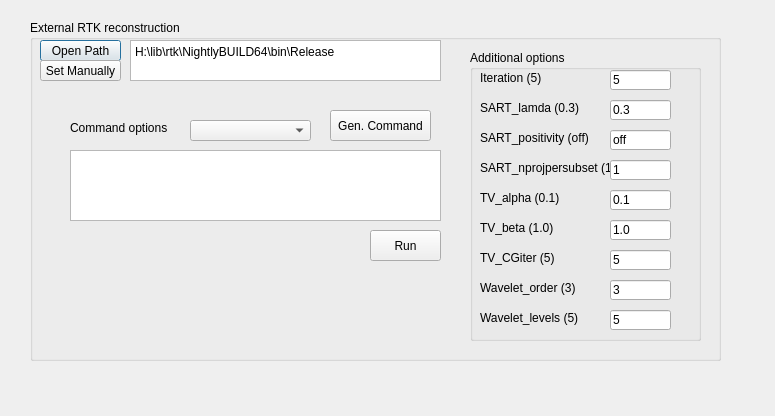
This is DlgExternalCommand.ui in theday79/cbctrecon as Qt 5 draws it before an edit. The edited form follows.
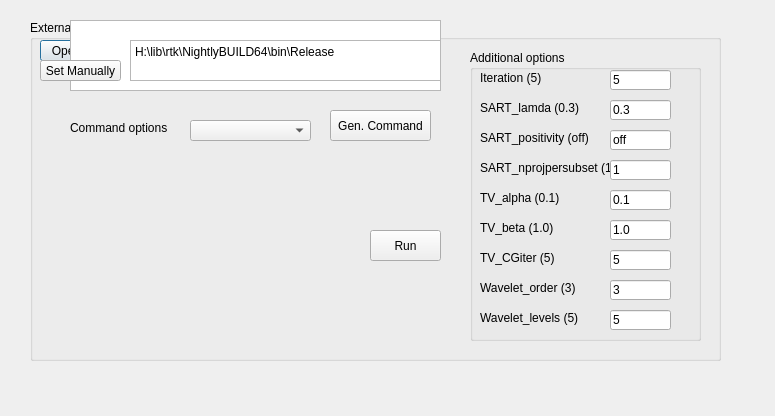
This is the edited form.

```diff
--- a/DlgExternalCommand.ui
+++ b/DlgExternalCommand.ui
@@ -42,7 +42,8 @@
     <property name="geometry">
      <rect>
       <x>40</x>
-      <y>130</y>
+      <y>
+      </y>
       <width>371</width>
       <height>71</height>
      </rect>
```
